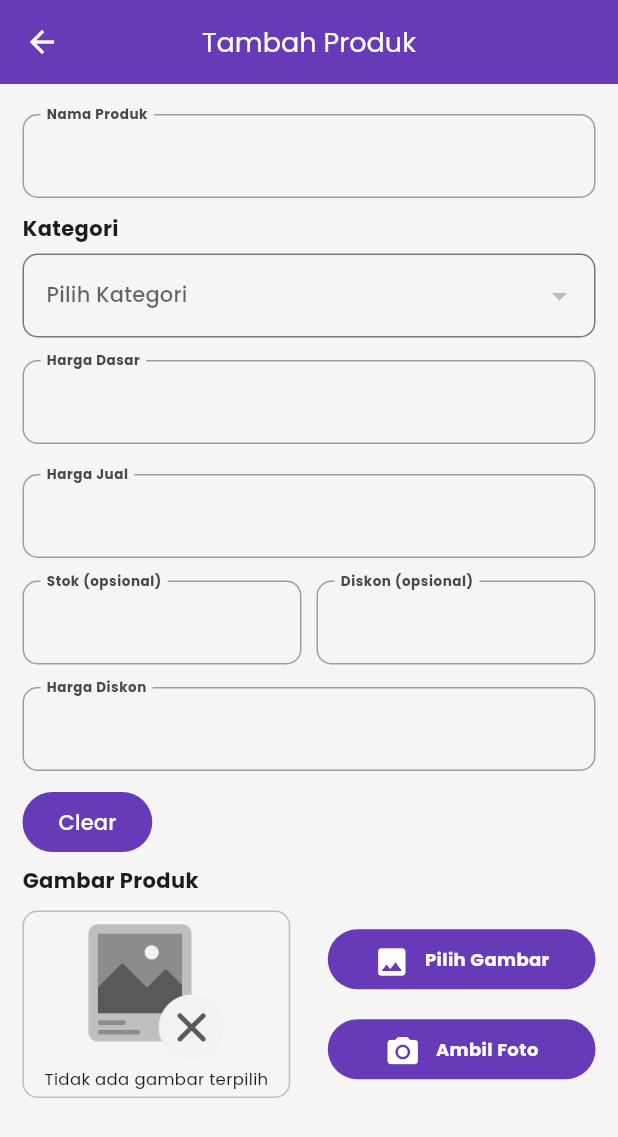
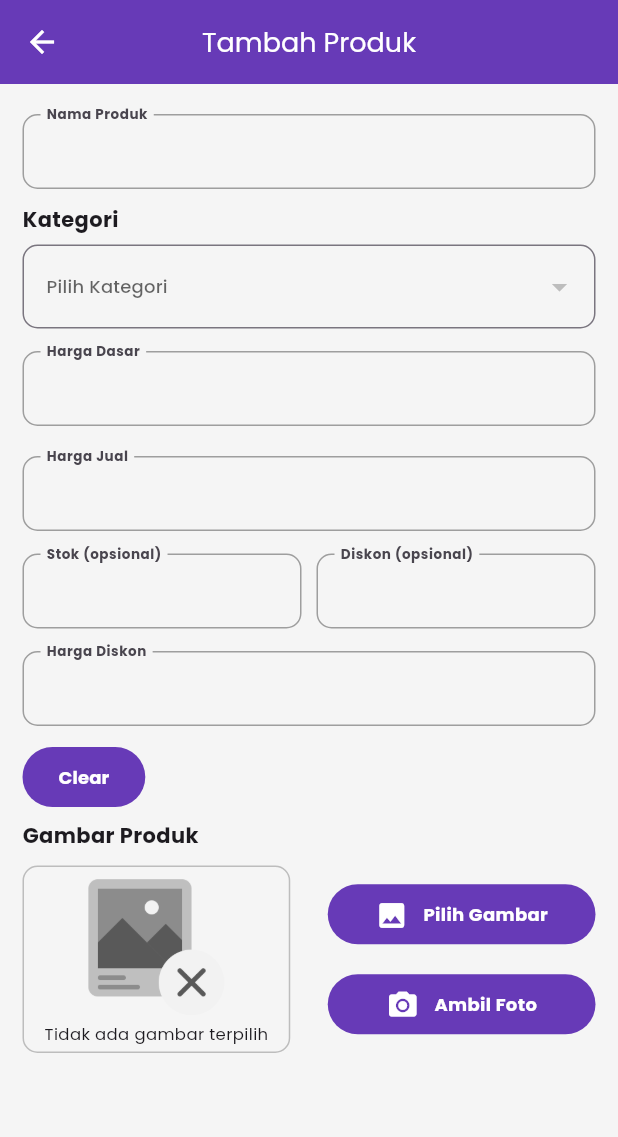
Before and after one commit to Andhikagr/Kasirnyong, a Flutter app: the TambahProduk screen opened directly, on a phone screen of 412 x 824 dp. Shown: the top 1137 px of the screen. Run offline on Flutter 3.47's test engine with Material 3 defaults, Android fonts, the phone set to English and light mode, and no system bars; our stand-ins replace get, google_fonts, image_picker, pdf, permission_handler, share_plus and 1 more; accounts and stored records are empty.

Commit message:
Update all changes: UI, assets, packages, and other files

```diff
--- a/lib/manaj_produk/produk/tambah_produk.dart
+++ b/lib/manaj_produk/produk/tambah_produk.dart
@@ -78,6 +78,7 @@ class _TambahProdukState extends State<TambahProduk> {
                   label: "Nama Produk",
                   controller: namaController,
                   readOnly: false,
+                  textsize: 12,
                 ),
                 SizedBox(height: 10),
                 Text(
@@ -95,7 +96,7 @@ class _TambahProdukState extends State<TambahProduk> {
                     ),
                     hint: const Text(
                       "Pilih Kategori",
-                      style: TextStyle(fontSize: 14),
+                      style: TextStyle(fontSize: 12),
                     ),
                     items: kategoriAdd.kategoriList
                         .map(
@@ -103,7 +104,7 @@ class _TambahProdukState extends State<TambahProduk> {
                             value: e["nama"],
                             child: Text(
                               e["nama"],
-                              style: TextStyle(fontSize: 14),
+                              style: TextStyle(fontSize: 12),
                             ),
                           ),
                         )
@@ -121,6 +122,7 @@ class _TambahProdukState extends State<TambahProduk> {
                   controller: hargaDasarController,
                   isCurrency: true,
                   readOnly: false,
+                  textsize: 12,
                 ),
                 SizedBox(height: 20),
                 TextformProduk(
@@ -128,6 +130,7 @@ class _TambahProdukState extends State<TambahProduk> {
                   controller: hargaJualController,
                   isCurrency: true,
                   readOnly: false,
+                  textsize: 12,
                 ),
                 SizedBox(height: 15),
                 Row(
@@ -137,6 +140,7 @@ class _TambahProdukState extends State<TambahProduk> {
                         label: "Stok (opsional)",
                         controller: stokController,
                         readOnly: false,
+                        textsize: 12,
                       ),
                     ),
                     SizedBox(width: 10),
@@ -146,6 +150,7 @@ class _TambahProdukState extends State<TambahProduk> {
                         controller: diskonController,
                         isDiskon: true,
                         readOnly: false,
+                        textsize: 12,
                       ),
                     ),
                   ],
@@ -156,6 +161,7 @@ class _TambahProdukState extends State<TambahProduk> {
                   controller: hargaDiskonController,
                   isCurrency: true,
                   readOnly: true,
+                  textsize: 12,
                 ),
 
                 SizedBox(height: 10),
@@ -174,7 +180,10 @@ class _TambahProdukState extends State<TambahProduk> {
                       pilihKategoriNama = null;
                     });
                   },
-                  child: Text("Clear"),
+                  child: Text(
+                    "Clear",
+                    style: TextStyle(fontSize: 12, fontWeight: FontWeight.bold),
+                  ),
                 ),
                 SizedBox(height: 5),
                 Text(
--- a/lib/manaj_produk/produk/widget/button_produk.dart
+++ b/lib/manaj_produk/produk/widget/button_produk.dart
@@ -88,7 +88,7 @@ class _ButtonProdukState extends State<ButtonProduk> {
           child: Row(
             mainAxisAlignment: MainAxisAlignment.center,
             children: [
-              Icon(widget.icons, color: Colors.white),
+              Icon(widget.icons, color: Colors.white, size: 22),
               SizedBox(width: 10),
               Text(
                 widget.label,
--- a/lib/nama.dart
+++ b/lib/nama.dart
@@ -57,18 +57,21 @@ class _NamaState extends State<Nama> {
                 label: "Nama Toko / Usaha",
                 controller: _namaController,
                 readOnly: false,
+                textsize: 12,
               ),
               SizedBox(height: 20),
               TextformProduk(
                 label: "Nomor Telp.",
                 controller: _noTelpController,
                 readOnly: false,
+                textsize: 12,
               ),
               SizedBox(height: 20),
               TextformProduk(
                 label: "Alamat",
                 controller: _alamatController,
                 readOnly: false,
+                textsize: 12,
               ),
               SizedBox(height: 20),
               Align(
```
